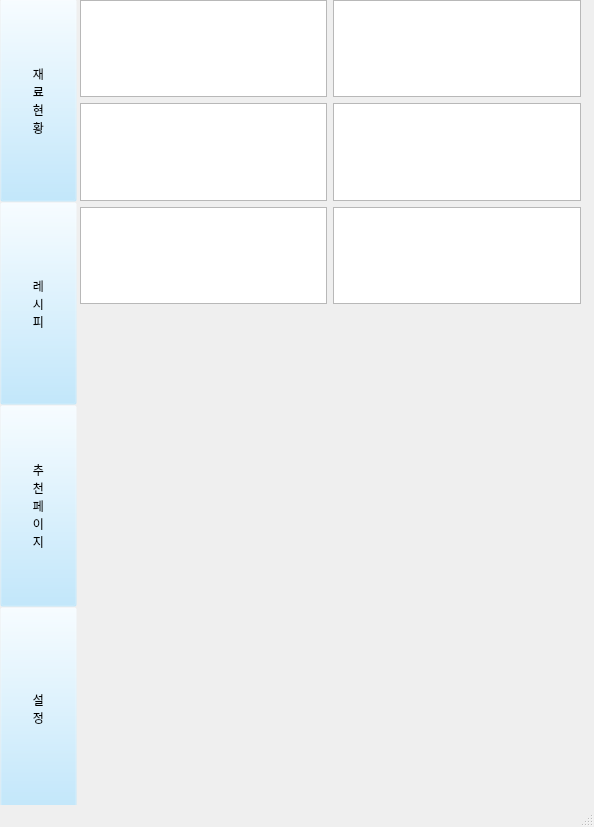
This is interface/material_stat.ui in lsm-k/team-project as Qt 5 draws it before an edit. The edited form follows.
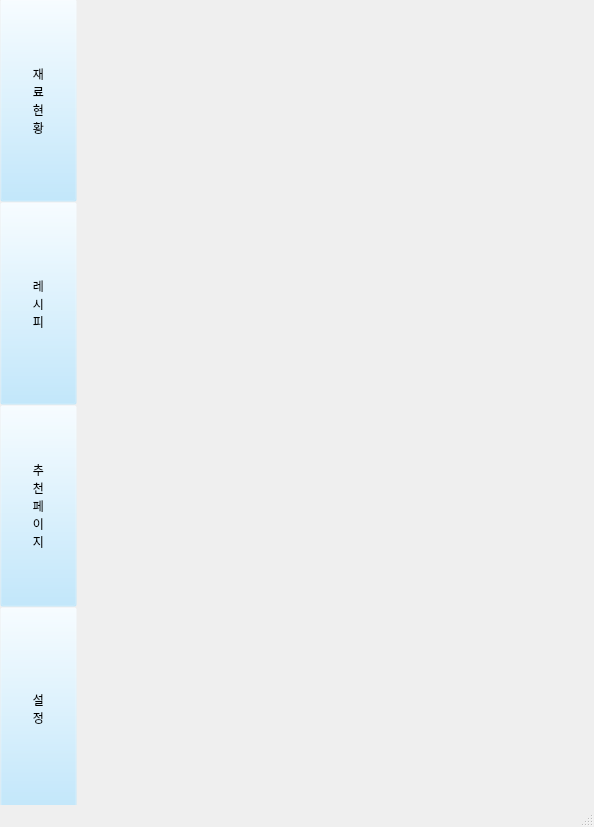
This is the edited form.

```diff
--- a/interface/material_stat.ui
+++ b/interface/material_stat.ui
@@ -119,28 +119,31 @@
      <rect>
       <x>80</x>
       <y>0</y>
-      <width>501</width>
-      <height>304</height>
+      <width>511</width>
+      <height>801</height>
      </rect>
     </property>
-    <layout class="QGridLayout" name="gridLayout">
-     <item row="3" column="1">
-      <widget class="QTextEdit" name="textEdit_6"/>
+    <layout class="QVBoxLayout" name="verticalLayout_2">
+     <item>
+      <widget class="QWidget" name="widget_3" native="true">
+       <property name="acceptDrops">
+        <bool>true</bool>
+       </property>
+      </widget>
      </item>
-     <item row="1" column="0">
-      <widget class="QTextEdit" name="textEdit_2"/>
+     <item>
+      <widget class="QWidget" name="widget" native="true">
+       <property name="acceptDrops">
+        <bool>true</bool>
+       </property>
+      </widget>
      </item>
-     <item row="1" column="1">
-      <widget class="QTextEdit" name="textEdit_4"/>
-     </item>
-     <item row="3" column="0">
-      <widget class="QTextEdit" name="textEdit_5"/>
-     </item>
-     <item row="0" column="0">
-      <widget class="QTextEdit" name="textEdit"/>
-     </item>
-     <item row="0" column="1">
-      <widget class="QTextEdit" name="textEdit_3"/>
+     <item>
+      <widget class="QWidget" name="widget_2" native="true">
+       <property name="acceptDrops">
+        <bool>true</bool>
+       </property>
+      </widget>
      </item>
     </layout>
    </widget>
```
Left out of the diff: 2 changed lines with no effect on the pictures.
